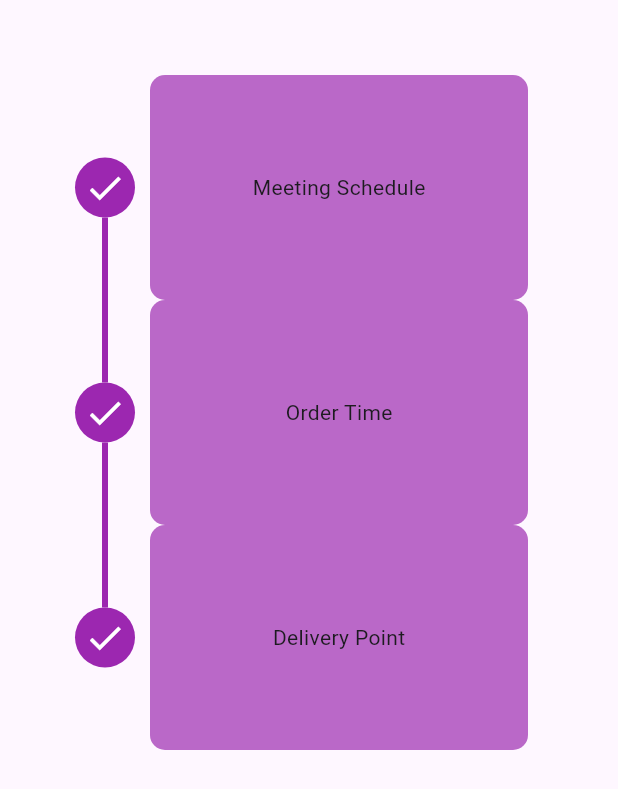
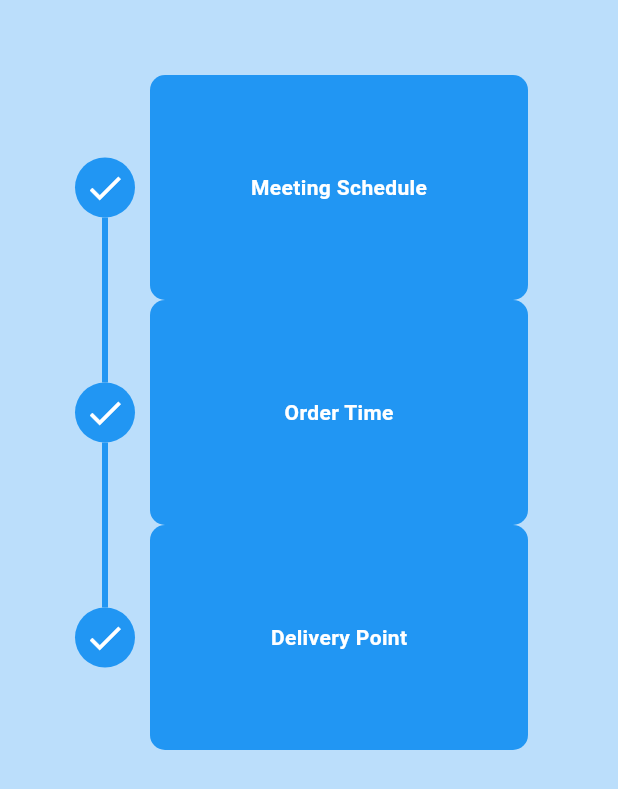
Before and after one commit to raozeeshan2001/the-coffee-app, a Flutter app: the screen it shows after launch, after a tap on "skip", after a tap on "done", on a phone screen of 412 x 824 dp. Shown: the top 789 px of the screen. Run offline on Flutter 3.47's test engine with Material 3 defaults, Android fonts, the phone set to English and light mode, and no system bars; drawn by our look-alikes of timeline_tile; our stand-ins replace introduction_screen, lottie, smooth_page_indicator; network calls fail.

Commit message:
sett colors of timeline and intro screen

```diff
--- a/coffee_app/lib/intro_screen.dart
+++ b/coffee_app/lib/intro_screen.dart
@@ -42,7 +42,10 @@ class _IntroScreenState extends State<IntroScreen> {
                       onTap: () {
                         _controller.jumpToPage(2);
                       },
-                      child: Text('skip')),
+                      child: Text('skip',
+                          style: TextStyle(
+                              color: Colors.black,
+                              fontWeight: FontWeight.bold))),
 
                   SmoothPageIndicator(controller: _controller, count: 3),
                   //next
@@ -60,7 +63,10 @@ class _IntroScreenState extends State<IntroScreen> {
                               curve: Curves.easeIn);
                         }
                       },
-                      child: Text(currentindex == 2 ? 'done' : 'next')),
+                      child: Text(currentindex == 2 ? 'done' : 'next',
+                          style: TextStyle(
+                              color: Colors.black,
+                              fontWeight: FontWeight.bold))),
                 ]),
           )
         ],
--- a/coffee_app/lib/introscreen/timeline_screen.dart
+++ b/coffee_app/lib/introscreen/timeline_screen.dart
@@ -14,22 +14,38 @@ class _TimelineScreenState extends State<TimelineScreen> {
   @override
   Widget build(BuildContext context) {
     return Scaffold(
+      backgroundColor: Colors.blue[100],
       body: Padding(
         padding: EdgeInsets.symmetric(horizontal: 50, vertical: 50),
         child: ListView(children: [
           Timelines(
               isfirst: true,
               islast: false,
-              endchild:
-                  Endchild(child: Center(child: Text('Meeting Schedule')))),
+              endchild: Endchild(
+                  child: Center(
+                      child: Text(
+                'Meeting Schedule',
+                style:
+                    TextStyle(color: Colors.white, fontWeight: FontWeight.bold),
+              )))),
           Timelines(
               isfirst: false,
               islast: false,
-              endchild: Endchild(child: Center(child: Text('Order Time')))),
+              endchild: Endchild(
+                  child: Center(
+                      child: Text('Order Time',
+                          style: TextStyle(
+                              color: Colors.white,
+                              fontWeight: FontWeight.bold))))),
           Timelines(
               isfirst: false,
               islast: true,
-              endchild: Endchild(child: Center(child: Text('Delivery Point')))),
+              endchild: Endchild(
+                  child: Center(
+                      child: Text('Delivery Point',
+                          style: TextStyle(
+                              color: Colors.white,
+                              fontWeight: FontWeight.bold))))),
         ]),
       ),
     );
--- a/coffee_app/lib/widgets/endchild.dart
+++ b/coffee_app/lib/widgets/endchild.dart
@@ -16,7 +16,7 @@ class _EndchildState extends State<Endchild> {
       child: Container(
         height: 50,
         decoration: BoxDecoration(
-            color: Colors.purple[300], borderRadius: BorderRadius.circular(10)),
+            color: Colors.blue, borderRadius: BorderRadius.circular(10)),
         child: widget.child,
       ),
     );
--- a/coffee_app/lib/widgets/timelines.dart
+++ b/coffee_app/lib/widgets/timelines.dart
@@ -21,11 +21,11 @@ class Timelines extends StatelessWidget {
       child: TimelineTile(
           isFirst: isfirst,
           isLast: islast,
-          beforeLineStyle: LineStyle(color: Colors.purple),
+          beforeLineStyle: LineStyle(color: Colors.blue),
           indicatorStyle: IndicatorStyle(
               width: 40,
               iconStyle: IconStyle(iconData: Icons.done, color: Colors.white),
-              color: Colors.purple),
+              color: Colors.blue),
           endChild: endchild),
     );
   }
```
